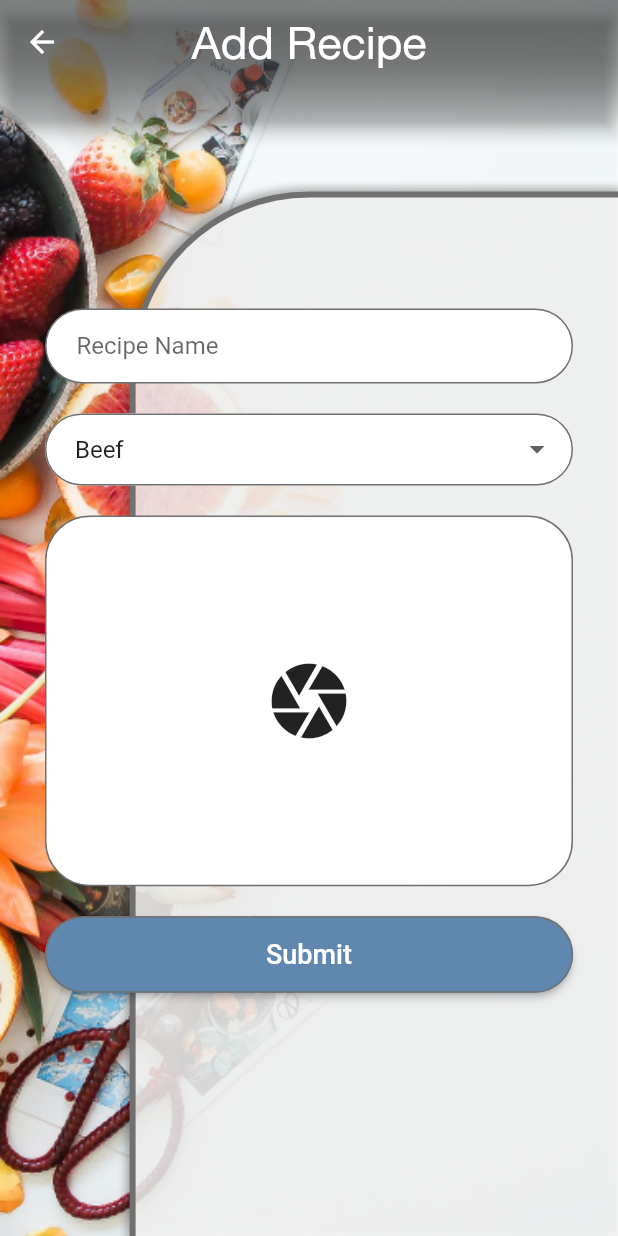
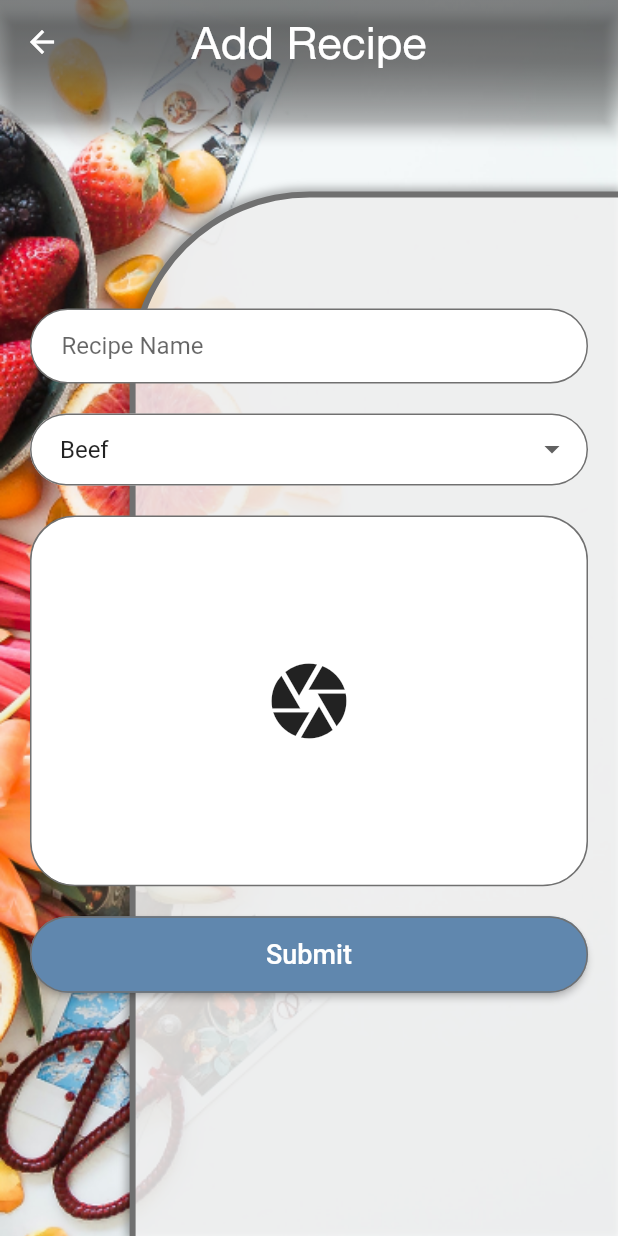
Before and after one commit to mt-tadayon/save_recipe, a Flutter app: the AddRecipeScreen screen opened directly, on a phone screen of 412 x 824 dp. Run offline on Flutter 3.47's test engine with Material 2 defaults, Android fonts, the light colour scheme and no system bars; our stand-ins replace device_preview, hive, hive_flutter, image_picker, shimmer, transparent_image; accounts and stored records are empty; generated files the repository leaves out were written again; network calls fail; statements that could not run were skipped.

Commit message:
Fix the keyboard and scroll issue

```diff
--- a/lib/screen/add_recipe_screen.dart
+++ b/lib/screen/add_recipe_screen.dart
@@ -40,9 +40,10 @@ class _AddRecipeScreenState extends State<AddRecipeScreen> {
     var addRecipeProvider =
         Provider.of<AddRecipeProvider>(context, listen: false);
 
+    var isKeyboardVisible = MediaQuery.of(context).viewInsets.bottom != 0;
+    final screenHeight = MediaQuery.of(context).size.height;
     return Scaffold(
       resizeToAvoidBottomInset: false,
-      resizeToAvoidBottomPadding: false,
       body: Container(
         decoration: kBackground,
         child: Column(
@@ -55,7 +56,9 @@ class _AddRecipeScreenState extends State<AddRecipeScreen> {
                     bottom: -4,
                     right: -4,
                     child: Container(
-                      height: MediaQuery.of(context).size.height * 0.85,
+                      height: isKeyboardVisible
+                          ? screenHeight
+                          : screenHeight * 0.85,
                       width: MediaQuery.of(context).size.width * 0.8,
                       decoration: BoxDecoration(
                         border: Border.all(
@@ -70,18 +73,20 @@ class _AddRecipeScreenState extends State<AddRecipeScreen> {
                       ),
                     ),
                   ),
-                  SingleChildScrollView(
-                    child: Padding(
-                      padding: EdgeInsets.only(
-                        left: 30.0,
-                        right: 30,
-                        bottom: 30,
-                        top: MediaQuery.of(context).size.height * 0.15,
-                      ),
-                      child: Form(
-                        key: _formKey,
-                        child: Column(
-                          crossAxisAlignment: CrossAxisAlignment.stretch,
+                  Padding(
+                    padding: EdgeInsets.only(
+                        left: 20,
+                        right: 20,
+                        bottom: 10,
+                        top: isKeyboardVisible
+                            ? screenHeight * 0.01
+                            : screenHeight * 0.15),
+                    child: Form(
+                      key: _formKey,
+                      child: Padding(
+                        padding: EdgeInsets.only(
+                            bottom: MediaQuery.of(context).viewInsets.bottom),
+                        child: ListView(
                           children: [
                             Column(
                               mainAxisAlignment: MainAxisAlignment.spaceBetween,
```
